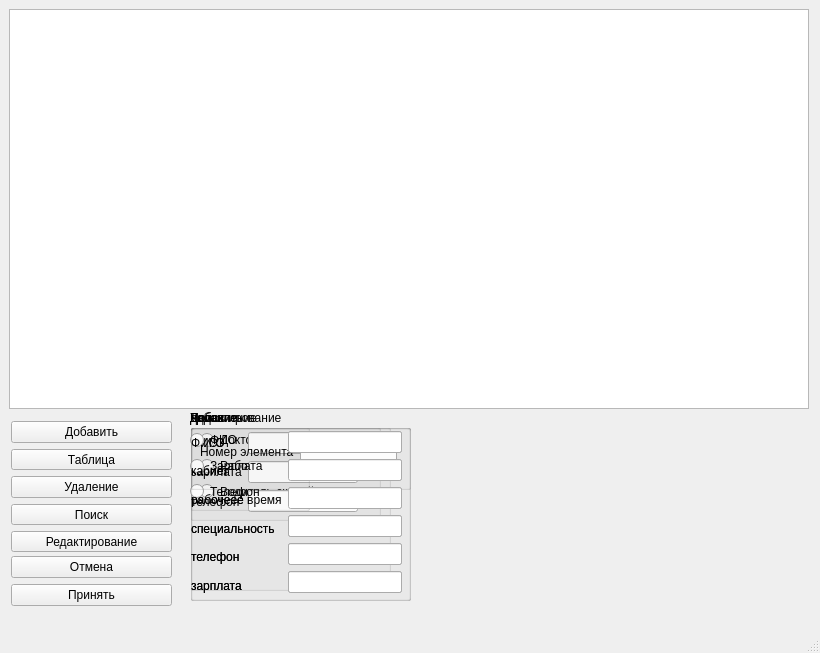
First picture: the form in kurs/kurs/mainwindow.ui, repository sashaem1/AllThings, before the edit.
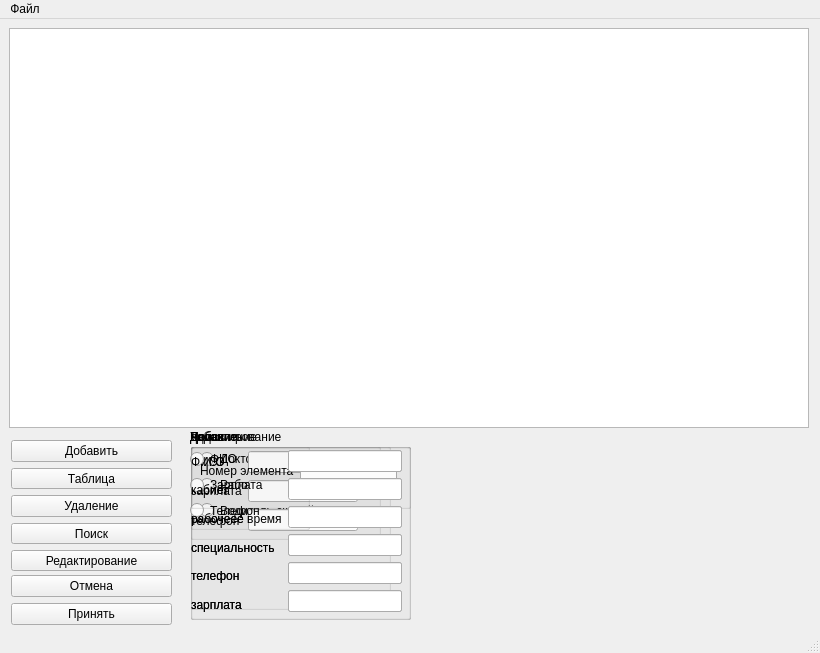
Second picture: the form after the edit.

```diff
--- a/kurs/kurs/mainwindow.ui
+++ b/kurs/kurs/mainwindow.ui
@@ -412,7 +412,7 @@
      </layout>
     </widget>
    </widget>
-   <widget class="QWidget" name="">
+   <widget class="QWidget" name="layoutWidget">
     <property name="geometry">
      <rect>
       <x>11</x>
@@ -459,7 +459,7 @@
      </item>
     </layout>
    </widget>
-   <widget class="QWidget" name="">
+   <widget class="QWidget" name="layoutWidget">
     <property name="geometry">
      <rect>
       <x>11</x>
@@ -495,6 +495,17 @@
      <height>20</height>
     </rect>
    </property>
+   <widget class="QMenu" name="menu">
+    <property name="title">
+     <string>Файл</string>
+    </property>
+    <addaction name="Save"/>
+    <addaction name="Save_as"/>
+    <addaction name="Open"/>
+    <addaction name="Create"/>
+    <addaction name="Exit"/>
+   </widget>
+   <addaction name="menu"/>
   </widget>
   <widget class="QStatusBar" name="statusbar"/>
  </widget>
```
Left out of the diff: 25 changed lines with no effect on the pictures.
